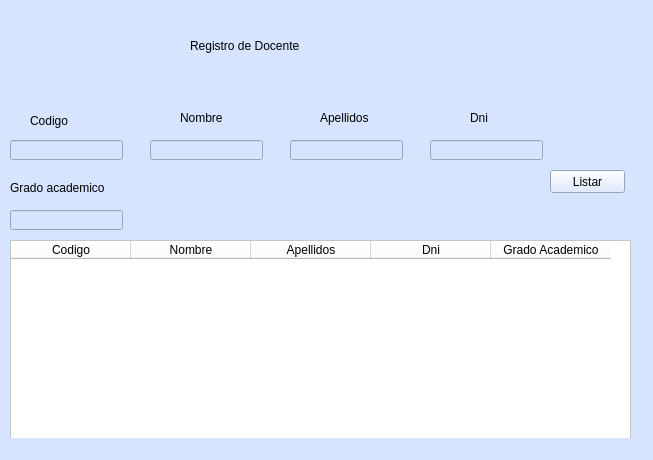
This is UI/ventanaDocente.ui in KevinValdezVargas/expert-broccoli as Qt 5 draws it before an edit. The edited form follows.
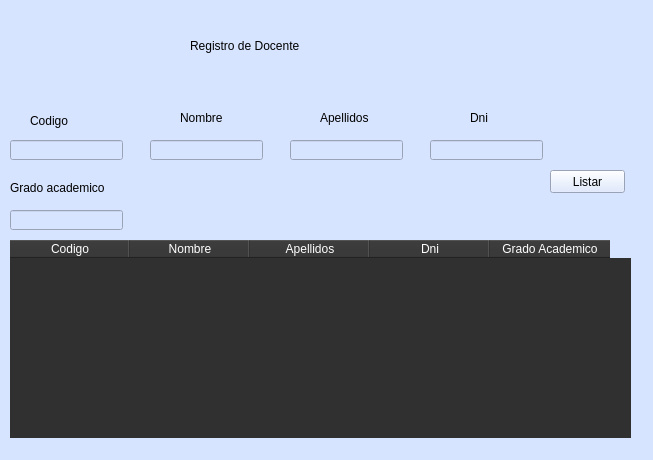
This is the edited form.

```diff
--- a/UI/ventanaDocente.ui
+++ b/UI/ventanaDocente.ui
@@ -179,7 +179,15 @@
      </rect>
     </property>
     <property name="styleSheet">
-     <string notr="true">background-color: rgb(255, 255, 255);</string>
+     <string notr="true">QTableWidget{
+background-color: #303030;
+color: white;
+border:none;
+}
+QHeaderView::section{
+background-color: #303030;
+color: white;
+}</string>
     </property>
     <attribute name="horizontalHeaderDefaultSectionSize">
      <number>120</number>
```
